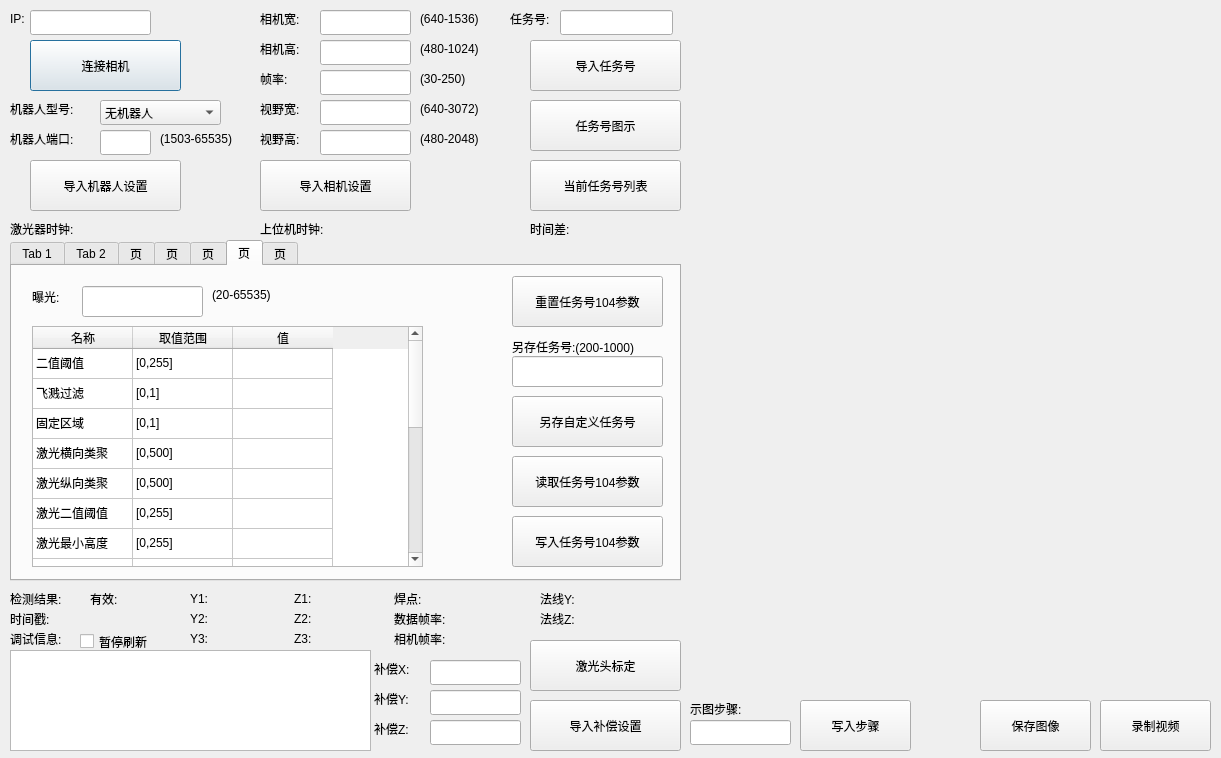
This is qtmysunnydlg.ui in qubo188612/qtmysunny as Qt 5 draws it before an edit. The edited form follows.
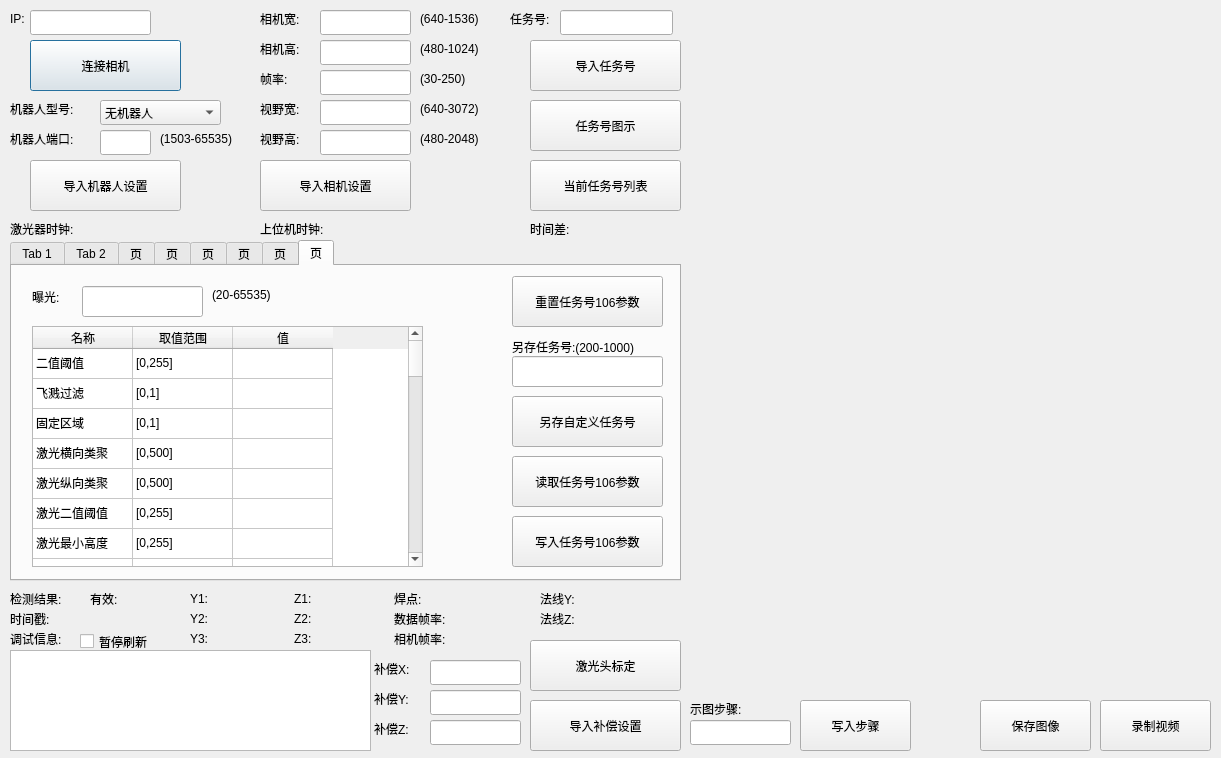
This is the edited form. Custom widgets are drawn as their Qt base class.

The edit to the form file:
```diff
--- a/qtmysunnydlg.ui
+++ b/qtmysunnydlg.ui
@@ -590,7 +590,7 @@
     </rect>
    </property>
    <property name="currentIndex">
-    <number>5</number>
+    <number>7</number>
    </property>
    <widget class="QWidget" name="tab">
     <attribute name="title">
@@ -4123,6 +4123,990 @@
      </property>
     </widget>
    </widget>
+   <widget class="QWidget" name="tab_8">
+    <attribute name="title">
+     <string>页</string>
+    </attribute>
+    <widget class="QPushButton" name="othersaveTab8Btn">
+     <property name="geometry">
+      <rect>
+       <x>500</x>
+       <y>130</y>
+       <width>151</width>
+       <height>51</height>
+      </rect>
+     </property>
+     <property name="text">
+      <string>另存自定义任务号</string>
+     </property>
+    </widget>
+    <widget class="QLabel" name="tab8label_1">
+     <property name="geometry">
+      <rect>
+       <x>200</x>
+       <y>20</y>
+       <width>81</width>
+       <height>17</height>
+      </rect>
+     </property>
+     <property name="text">
+      <string>(20-65535)</string>
+     </property>
+    </widget>
+    <widget class="QPushButton" name="readTab8Btn">
+     <property name="geometry">
+      <rect>
+       <x>500</x>
+       <y>190</y>
+       <width>151</width>
+       <height>51</height>
+      </rect>
+     </property>
+     <property name="text">
+      <string>读取任务号106参数</string>
+     </property>
+    </widget>
+    <widget class="QPushButton" name="initTab8Btn">
+     <property name="geometry">
+      <rect>
+       <x>500</x>
+       <y>10</y>
+       <width>151</width>
+       <height>51</height>
+      </rect>
+     </property>
+     <property name="text">
+      <string>重置任务号106参数</string>
+     </property>
+    </widget>
+    <widget class="QPushButton" name="writeTab8Btn">
+     <property name="geometry">
+      <rect>
+       <x>500</x>
+       <y>250</y>
+       <width>151</width>
+       <height>51</height>
+      </rect>
+     </property>
+     <property name="text">
+      <string>写入任务号106参数</string>
+     </property>
+    </widget>
+    <widget class="QLabel" name="tab8label_2">
+     <property name="geometry">
+      <rect>
+       <x>500</x>
+       <y>70</y>
+       <width>151</width>
+       <height>21</height>
+      </rect>
+     </property>
+     <property name="text">
+      <string>另存任务号:(200-1000)</string>
+     </property>
+    </widget>
+    <widget class="QTableWidget" name="tab8tableWidget">
+     <property name="geometry">
+      <rect>
+       <x>20</x>
+       <y>60</y>
+       <width>391</width>
+       <height>241</height>
+      </rect>
+     </property>
+     <attribute name="verticalHeaderVisible">
+      <bool>false</bool>
+     </attribute>
+     <row>
+      <property name="text">
+       <string>1</string>
+      </property>
+     </row>
+     <row>
+      <property name="text">
+       <string>2</string>
+      </property>
+     </row>
+     <row>
+      <property name="text">
+       <string>3</string>
+      </property>
+     </row>
+     <row>
+      <property name="text">
+       <string>4</string>
+      </property>
+     </row>
+     <row>
+      <property name="text">
+       <string>5</string>
+      </property>
+     </row>
+     <row>
+      <property name="text">
+       <string>6</string>
+      </property>
+     </row>
+     <row>
+      <property name="text">
+       <string>7</string>
+      </property>
+     </row>
+     <row>
+      <property name="text">
+       <string>8</string>
+      </property>
+     </row>
+     <row>
+      <property name="text">
+       <string>9</string>
+      </property>
+     </row>
+     <row>
+      <property name="text">
+       <string>10</string>
+      </property>
+     </row>
+     <row>
+      <property name="text">
+       <string>11</string>
+      </property>
+     </row>
+     <row>
+      <property name="text">
+       <string>12</string>
+      </property>
+     </row>
+     <row>
+      <property name="text">
+       <string>13</string>
+      </property>
+     </row>
+     <row>
+      <property name="text">
+       <string>14</string>
+      </property>
+     </row>
+     <row>
+      <property name="text">
+       <string>15</string>
+      </property>
+     </row>
+     <row>
+      <property name="text">
+       <string>16</string>
+      </property>
+     </row>
+     <row>
+      <property name="text">
+       <string>17</string>
+      </property>
+     </row>
+     <row>
+      <property name="text">
+       <string>18</string>
+      </property>
+     </row>
+     <row>
+      <property name="text">
+       <string>19</string>
+      </property>
+     </row>
+     <row>
+      <property name="text">
+       <string>20</string>
+      </property>
+     </row>
+     <row>
+      <property name="text">
+       <string>21</string>
+      </property>
+     </row>
+     <row>
+      <property name="text">
+       <string>22</string>
+      </property>
+     </row>
+     <row>
+      <property name="text">
+       <string>23</string>
+      </property>
+     </row>
+     <row>
+      <property name="text">
+       <string>24</string>
+      </property>
+     </row>
+     <row>
+      <property name="text">
+       <string>25</string>
+      </property>
+     </row>
+     <row>
+      <property name="text">
+       <string>26</string>
+      </property>
+     </row>
+     <row>
+      <property name="text">
+       <string>27</string>
+      </property>
+     </row>
+     <row>
+      <property name="text">
+       <string>28</string>
+      </property>
+     </row>
+     <row>
+      <property name="text">
+       <string>29</string>
+      </property>
+     </row>
+     <row>
+      <property name="text">
+       <string>30</string>
+      </property>
+     </row>
+     <row>
+      <property name="text">
+       <string>31</string>
+      </property>
+     </row>
+     <row>
+      <property name="text">
+       <string>32</string>
+      </property>
+     </row>
+     <row>
+      <property name="text">
+       <string>33</string>
+      </property>
+     </row>
+     <row>
+      <property name="text">
+       <string>34</string>
+      </property>
+     </row>
+     <row>
+      <property name="text">
+       <string>35</string>
+      </property>
+     </row>
+     <row>
+      <property name="text">
+       <string>36</string>
+      </property>
+     </row>
+     <row>
+      <property name="text">
+       <string>37</string>
+      </property>
+     </row>
+     <row>
+      <property name="text">
+       <string>38</string>
+      </property>
+     </row>
+     <row>
+      <property name="text">
+       <string>39</string>
+      </property>
+     </row>
+     <row>
+      <property name="text">
+       <string>40</string>
+      </property>
+     </row>
+     <row>
+      <property name="text">
+       <string>41</string>
+      </property>
+     </row>
+     <row>
+      <property name="text">
+       <string>43</string>
+      </property>
+     </row>
+     <column>
+      <property name="text">
+       <string>名称</string>
+      </property>
+     </column>
+     <column>
+      <property name="text">
+       <string>取值范围</string>
+      </property>
+     </column>
+     <column>
+      <property name="text">
+       <string>值</string>
+      </property>
+     </column>
+     <item row="0" column="0">
+      <property name="text">
+       <string>二值阈值</string>
+      </property>
+     </item>
+     <item row="0" column="1">
+      <property name="text">
+       <string>[0,255]</string>
+      </property>
+     </item>
+     <item row="0" column="2">
+      <property name="text">
+       <string/>
+      </property>
+     </item>
+     <item row="1" column="0">
+      <property name="text">
+       <string>飞溅过滤</string>
+      </property>
+     </item>
+     <item row="1" column="1">
+      <property name="text">
+       <string>[0,1]</string>
+      </property>
+     </item>
+     <item row="1" column="2">
+      <property name="text">
+       <string/>
+      </property>
+     </item>
+     <item row="2" column="0">
+      <property name="text">
+       <string>固定区域</string>
+      </property>
+     </item>
+     <item row="2" column="1">
+      <property name="text">
+       <string>[0,1]</string>
+      </property>
+     </item>
+     <item row="2" column="2">
+      <property name="text">
+       <string/>
+      </property>
+     </item>
+     <item row="3" column="0">
+      <property name="text">
+       <string>激光横向类聚</string>
+      </property>
+     </item>
+     <item row="3" column="1">
+      <property name="text">
+       <string>[0,500]</string>
+      </property>
+     </item>
+     <item row="3" column="2">
+      <property name="text">
+       <string/>
+      </property>
+     </item>
+     <item row="4" column="0">
+      <property name="text">
+       <string>激光纵向类聚</string>
+      </property>
+     </item>
+     <item row="4" column="1">
+      <property name="text">
+       <string>[0,500]</string>
+      </property>
+     </item>
+     <item row="4" column="2">
+      <property name="text">
+       <string/>
+      </property>
+     </item>
+     <item row="5" column="0">
+      <property name="text">
+       <string>激光二值阈值</string>
+      </property>
+     </item>
+     <item row="5" column="1">
+      <property name="text">
+       <string>[0,255]</string>
+      </property>
+     </item>
+     <item row="5" column="2">
+      <property name="text">
+       <string/>
+      </property>
+     </item>
+     <item row="6" column="0">
+      <property name="text">
+       <string>激光最小高度</string>
+      </property>
+     </item>
+     <item row="6" column="1">
+      <property name="text">
+       <string>[0,255]</string>
+      </property>
+     </item>
+     <item row="6" column="2">
+      <property name="text">
+       <string/>
+      </property>
+     </item>
+     <item row="7" column="0">
+      <property name="text">
+       <string>激光最小长度</string>
+      </property>
+     </item>
+     <item row="7" column="1">
+      <property name="text">
+       <string>[0,255]</string>
+      </property>
+     </item>
+     <item row="7" column="2">
+      <property name="text">
+       <string/>
+      </property>
+     </item>
+     <item row="8" column="0">
+      <property name="text">
+       <string>激光最粗限制</string>
+      </property>
+     </item>
+     <item row="8" column="1">
+      <property name="text">
+       <string>[0,20]</string>
+      </property>
+     </item>
+     <item row="8" column="2">
+      <property name="text">
+       <string/>
+      </property>
+     </item>
+     <item row="9" column="0">
+      <property name="text">
+       <string>检测区域开关</string>
+      </property>
+     </item>
+     <item row="9" column="1">
+      <property name="text">
+       <string>[0,1]</string>
+      </property>
+     </item>
+     <item row="9" column="2">
+      <property name="text">
+       <string/>
+      </property>
+     </item>
+     <item row="10" column="0">
+      <property name="text">
+       <string>检测区域左</string>
+      </property>
+     </item>
+     <item row="10" column="1">
+      <property name="text">
+       <string>[0,2048)</string>
+      </property>
+     </item>
+     <item row="10" column="2">
+      <property name="text">
+       <string/>
+      </property>
+     </item>
+     <item row="11" column="0">
+      <property name="text">
+       <string>检测区域右</string>
+      </property>
+     </item>
+     <item row="11" column="1">
+      <property name="text">
+       <string>[0,2048)</string>
+      </property>
+     </item>
+     <item row="11" column="2">
+      <property name="text">
+       <string/>
+      </property>
+     </item>
+     <item row="12" column="0">
+      <property name="text">
+       <string>检测区域上</string>
+      </property>
+     </item>
+     <item row="12" column="1">
+      <property name="text">
+       <string>[0,3072)</string>
+      </property>
+     </item>
+     <item row="12" column="2">
+      <property name="text">
+       <string/>
+      </property>
+     </item>
+     <item row="13" column="0">
+      <property name="text">
+       <string>检测区域下</string>
+      </property>
+     </item>
+     <item row="13" column="1">
+      <property name="text">
+       <string>[0,3072)</string>
+      </property>
+     </item>
+     <item row="13" column="2">
+      <property name="text">
+       <string/>
+      </property>
+     </item>
+     <item row="14" column="0">
+      <property name="text">
+       <string>坡口判定阈值</string>
+      </property>
+     </item>
+     <item row="14" column="1">
+      <property name="text">
+       <string>[0,5000]</string>
+      </property>
+     </item>
+     <item row="14" column="2">
+      <property name="text">
+       <string/>
+      </property>
+     </item>
+     <item row="15" column="0">
+      <property name="text">
+       <string>坡口两侧直线长度</string>
+      </property>
+     </item>
+     <item row="15" column="1">
+      <property name="text">
+       <string>[0,2000]</string>
+      </property>
+     </item>
+     <item row="15" column="2">
+      <property name="text">
+       <string/>
+      </property>
+     </item>
+     <item row="16" column="0">
+      <property name="text">
+       <string>上坡口统计起点</string>
+      </property>
+     </item>
+     <item row="16" column="1">
+      <property name="text">
+       <string>[0,200]</string>
+      </property>
+     </item>
+     <item row="16" column="2">
+      <property name="text">
+       <string/>
+      </property>
+     </item>
+     <item row="17" column="0">
+      <property name="text">
+       <string>上坡口统计终点</string>
+      </property>
+     </item>
+     <item row="17" column="1">
+      <property name="text">
+       <string>[0,200]</string>
+      </property>
+     </item>
+     <item row="17" column="2">
+      <property name="text">
+       <string/>
+      </property>
+     </item>
+     <item row="18" column="0">
+      <property name="text">
+       <string>下坡口统计起点</string>
+      </property>
+     </item>
+     <item row="18" column="1">
+      <property name="text">
+       <string>[0,200]</string>
+      </property>
+     </item>
+     <item row="18" column="2">
+      <property name="text">
+       <string/>
+      </property>
+     </item>
+     <item row="19" column="0">
+      <property name="text">
+       <string>下坡口统计终点</string>
+      </property>
+     </item>
+     <item row="19" column="1">
+      <property name="text">
+       <string>[0,200]</string>
+      </property>
+     </item>
+     <item row="19" column="2">
+      <property name="text">
+       <string/>
+      </property>
+     </item>
+     <item row="20" column="0">
+      <property name="text">
+       <string>上坡口最远终点</string>
+      </property>
+     </item>
+     <item row="20" column="1">
+      <property name="text">
+       <string>[0,2000]</string>
+      </property>
+     </item>
+     <item row="20" column="2">
+      <property name="text">
+       <string/>
+      </property>
+     </item>
+     <item row="21" column="0">
+      <property name="text">
+       <string>下坡口最远终点</string>
+      </property>
+     </item>
+     <item row="21" column="1">
+      <property name="text">
+       <string>[0,2000]</string>
+      </property>
+     </item>
+     <item row="21" column="2">
+      <property name="text">
+       <string/>
+      </property>
+     </item>
+     <item row="22" column="0">
+      <property name="text">
+       <string>上坡口长度</string>
+      </property>
+     </item>
+     <item row="22" column="1">
+      <property name="text">
+       <string>[0,500]</string>
+      </property>
+     </item>
+     <item row="22" column="2">
+      <property name="text">
+       <string/>
+      </property>
+     </item>
+     <item row="23" column="0">
+      <property name="text">
+       <string>下坡口长度</string>
+      </property>
+     </item>
+     <item row="23" column="1">
+      <property name="text">
+       <string>[0,500]</string>
+      </property>
+     </item>
+     <item row="23" column="2">
+      <property name="text">
+       <string/>
+      </property>
+     </item>
+     <item row="24" column="0">
+      <property name="text">
+       <string>断点向后搜索距离</string>
+      </property>
+     </item>
+     <item row="24" column="1">
+      <property name="text">
+       <string>[0,500]</string>
+      </property>
+     </item>
+     <item row="24" column="2">
+      <property name="text">
+       <string/>
+      </property>
+     </item>
+     <item row="25" column="0">
+      <property name="text">
+       <string>断点向前搜索距离</string>
+      </property>
+     </item>
+     <item row="25" column="1">
+      <property name="text">
+       <string>[0,500]</string>
+      </property>
+     </item>
+     <item row="25" column="2">
+      <property name="text">
+       <string/>
+      </property>
+     </item>
+     <item row="26" column="0">
+      <property name="text">
+       <string>坡口模式</string>
+      </property>
+     </item>
+     <item row="26" column="1">
+      <property name="text">
+       <string>[0,1]</string>
+      </property>
+     </item>
+     <item row="26" column="2">
+      <property name="text">
+       <string/>
+      </property>
+     </item>
+     <item row="27" column="0">
+      <property name="text">
+       <string>上斜坡斜度最大值</string>
+      </property>
+     </item>
+     <item row="27" column="1">
+      <property name="text">
+       <string>[0,5000]</string>
+      </property>
+     </item>
+     <item row="27" column="2">
+      <property name="text">
+       <string/>
+      </property>
+     </item>
+     <item row="28" column="0">
+      <property name="text">
+       <string>上斜坡斜度最小值</string>
+      </property>
+     </item>
+     <item row="28" column="1">
+      <property name="text">
+       <string>[0,5000]</string>
+      </property>
+     </item>
+     <item row="28" column="2">
+      <property name="text">
+       <string/>
+      </property>
+     </item>
+     <item row="29" column="0">
+      <property name="text">
+       <string>上斜坡统计起点</string>
+      </property>
+     </item>
+     <item row="29" column="1">
+      <property name="text">
+       <string>[0,200]</string>
+      </property>
+     </item>
+     <item row="29" column="2">
+      <property name="text">
+       <string/>
+      </property>
+     </item>
+     <item row="30" column="0">
+      <property name="text">
+       <string>上斜坡统计终点</string>
+      </property>
+     </item>
+     <item row="30" column="1">
+      <property name="text">
+       <string>[0,200]</string>
+      </property>
+     </item>
+     <item row="30" column="2">
+      <property name="text">
+       <string/>
+      </property>
+     </item>
+     <item row="31" column="0">
+      <property name="text">
+       <string>下斜坡斜度最小值</string>
+      </property>
+     </item>
+     <item row="31" column="1">
+      <property name="text">
+       <string>[-5000,0]</string>
+      </property>
+     </item>
+     <item row="31" column="2">
+      <property name="text">
+       <string/>
+      </property>
+     </item>
+     <item row="32" column="0">
+      <property name="text">
+       <string>下斜坡斜度最大值</string>
+      </property>
+     </item>
+     <item row="32" column="1">
+      <property name="text">
+       <string>[-5000,0]</string>
+      </property>
+     </item>
+     <item row="32" column="2">
+      <property name="text">
+       <string/>
+      </property>
+     </item>
+     <item row="33" column="0">
+      <property name="text">
+       <string>下斜坡统计起点</string>
+      </property>
+     </item>
+     <item row="33" column="1">
+      <property name="text">
+       <string>[0,200]</string>
+      </property>
+     </item>
+     <item row="33" column="2">
+      <property name="text">
+       <string/>
+      </property>
+     </item>
+     <item row="34" column="0">
+      <property name="text">
+       <string>下斜坡统计终点</string>
+      </property>
+     </item>
+     <item row="34" column="1">
+      <property name="text">
+       <string>[0,200]</string>
+      </property>
+     </item>
+     <item row="34" column="2">
+      <property name="text">
+       <string/>
+      </property>
+     </item>
+     <item row="35" column="0">
+      <property name="text">
+       <string>上斜坡长度</string>
+      </property>
+     </item>
+     <item row="35" column="1">
+      <property name="text">
+       <string>[0,500]</string>
+      </property>
+     </item>
+     <item row="35" column="2">
+      <property name="text">
+       <string/>
+      </property>
+     </item>
+     <item row="36" column="0">
+      <property name="text">
+       <string>下斜坡长度</string>
+      </property>
+     </item>
+     <item row="36" column="1">
+      <property name="text">
+       <string>[0,500]</string>
+      </property>
+     </item>
+     <item row="36" column="2">
+      <property name="text">
+       <string/>
+      </property>
+     </item>
+     <item row="37" column="0">
+      <property name="text">
+       <string>咬边检测</string>
+      </property>
+     </item>
+     <item row="37" column="1">
+      <property name="text">
+       <string>[0,1]</string>
+      </property>
+     </item>
+     <item row="37" column="2">
+      <property name="text">
+       <string/>
+      </property>
+     </item>
+     <item row="38" column="0">
+      <property name="text">
+       <string>咬边检测范围</string>
+      </property>
+     </item>
+     <item row="38" column="1">
+      <property name="text">
+       <string>[0,200]</string>
+      </property>
+     </item>
+     <item row="38" column="2">
+      <property name="text">
+       <string/>
+      </property>
+     </item>
+     <item row="39" column="0">
+      <property name="text">
+       <string>咬边阈值</string>
+      </property>
+     </item>
+     <item row="39" column="1">
+      <property name="text">
+       <string>[0,255]</string>
+      </property>
+     </item>
+     <item row="39" column="2">
+      <property name="text">
+       <string/>
+      </property>
+     </item>
+     <item row="40" column="0">
+      <property name="text">
+       <string>咬边搜索终点</string>
+      </property>
+     </item>
+     <item row="40" column="1">
+      <property name="text">
+       <string>[0,200]</string>
+      </property>
+     </item>
+     <item row="40" column="2">
+      <property name="text">
+       <string/>
+      </property>
+     </item>
+     <item row="41" column="0">
+      <property name="text">
+       <string>咬边搜索起点</string>
+      </property>
+     </item>
+     <item row="41" column="1">
+      <property name="text">
+       <string>[0,200]</string>
+      </property>
+     </item>
+     <item row="41" column="2">
+      <property name="text">
+       <string/>
+      </property>
+     </item>
+    </widget>
+    <widget class="QLineEdit" name="alg106_threshold">
+     <property name="geometry">
+      <rect>
+       <x>70</x>
+       <y>20</y>
+       <width>121</width>
+       <height>31</height>
+      </rect>
+     </property>
+    </widget>
+    <widget class="QLineEdit" name="alg106_othersave">
+     <property name="geometry">
+      <rect>
+       <x>500</x>
+       <y>90</y>
+       <width>151</width>
+       <height>31</height>
+      </rect>
+     </property>
+    </widget>
+    <widget class="QLabel" name="tab8label_3">
+     <property name="geometry">
+      <rect>
+       <x>20</x>
+       <y>20</y>
+       <width>41</width>
+       <height>21</height>
+      </rect>
+     </property>
+     <property name="text">
+      <string>曝光:</string>
+     </property>
+    </widget>
+   </widget>
   </widget>
   <widget class="QLabel" name="label_30">
    <property name="geometry">
```
